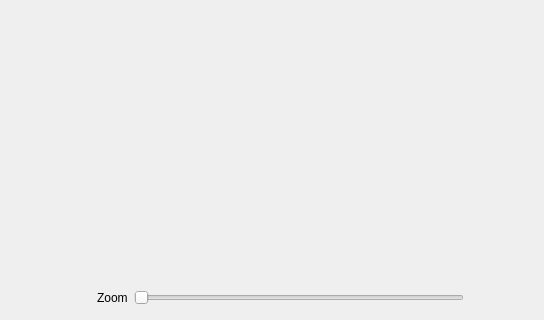
luisbarrancos/shrimp, file src/application-qt4/application_window.ui: the form before one commit; both pictures show x 0 to 544 and y 132 to 452 of the 836 by 452 pixel window.
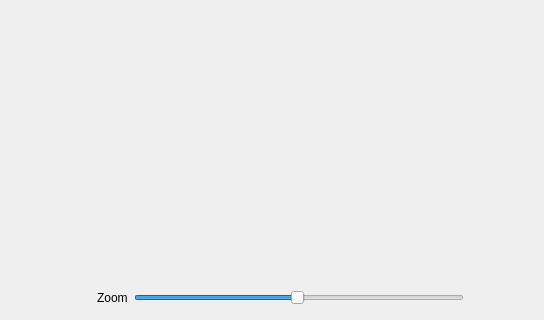
The form after the commit.

Commit message: ENH: restored zoom slider

```diff
--- a/src/application-qt4/application_window.ui
+++ b/src/application-qt4/application_window.ui
@@ -69,7 +69,22 @@
        </widget>
       </item>
       <item row="2" column="2" colspan="5">
-       <widget class="QSlider" name="horizontalSlider">
+       <widget class="QSlider" name="zoomSlider">
+        <property name="minimum">
+         <number>1</number>
+        </property>
+        <property name="maximum">
+         <number>100</number>
+        </property>
+        <property name="pageStep">
+         <number>10</number>
+        </property>
+        <property name="value">
+         <number>50</number>
+        </property>
+        <property name="sliderPosition">
+         <number>50</number>
+        </property>
         <property name="orientation">
          <enum>Qt::Horizontal</enum>
         </property>
```
Left out of the diff: 2 changed lines with no effect on the pictures. The commit also changes 4 other files.
